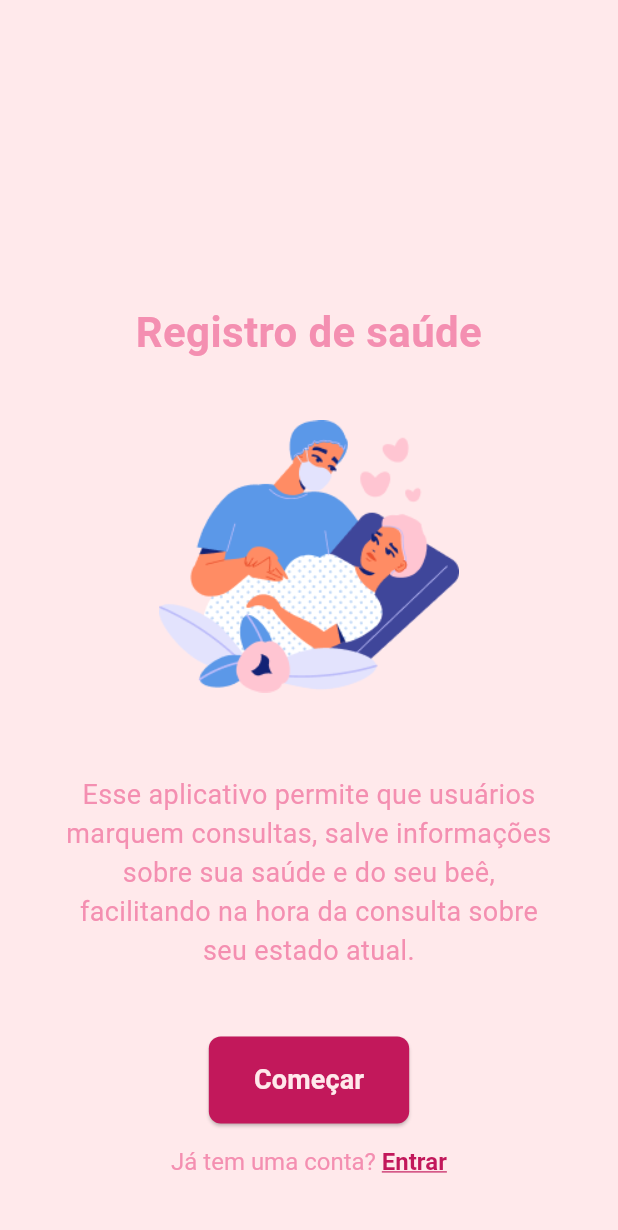
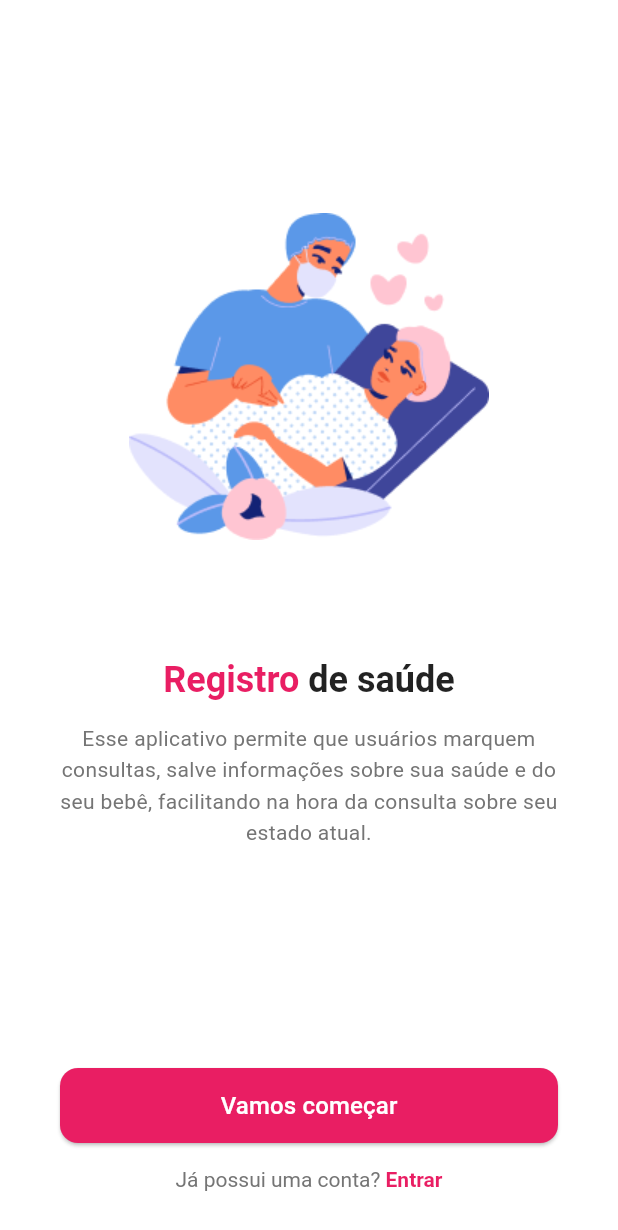
Before and after one commit to leticiare/bloom, a Flutter app: the screen it shows after launch, swiped to page 5, on a phone screen of 412 x 824 dp. Shown: the top 1230 px of the screen. Run offline on Flutter 3.47's test engine with Material 3 defaults, Android fonts, the phone set to English and light mode, and no system bars; our stand-ins replace shared_preferences.

Commit message:
feat: implementação da tela de onboarding com estrutura de dados e navegação

```diff
--- a/bloom-app/lib/src/modules/onboarding/onboarding_screen.dart
+++ b/bloom-app/lib/src/modules/onboarding/onboarding_screen.dart
@@ -1,11 +1,68 @@
+import 'package:flutter/gestures.dart';
 import 'package:flutter/material.dart';
-import 'package:flutter/gestures.dart';
 import 'package:shared_preferences/shared_preferences.dart';
 import 'package:app/src/modules/auth/login/login_screen.dart';
-import 'package:app/src/core/theme/app_colors.dart';
-import 'package:app/src/shared/widgets/primary_button.dart';
 import 'package:app/src/modules/auth/create_account/persona_screen.dart';
 
+// --- ESTRUTURA DE DADOS ---
+// Modelo para armazenar as informações de cada página do onboarding.
+// Isso ajuda a manter o código organizado, separando os dados da interface.
+class OnboardingPageModel {
+  final String imagePath; // Caminho para a ilustração da página
+  final String title; // O título principal
+  final String description; // O texto descritivo
+  final String
+  wordToHighlight; // A palavra no título que será destacada em rosa
+
+  OnboardingPageModel({
+    required this.imagePath,
+    required this.title,
+    required this.description,
+    required this.wordToHighlight,
+  });
+}
+
+// --- CONTEÚDO DAS PÁGINAS ---
+// Lista contendo os dados de todas as páginas que serão exibidas no carrossel.
+final List<OnboardingPageModel> onboardingPages = [
+  OnboardingPageModel(
+    imagePath: 'assets/images/onb1.png',
+    title: 'Bem-vindo(a)!', // Título ajustado para corresponder ao protótipo
+    description:
+        'Bem vindo(a) à Bloom, seu parceiro na jornada da sua gravidez.',
+    wordToHighlight: '', // Não há destaque de palavra na primeira página
+  ),
+  OnboardingPageModel(
+    imagePath: 'assets/images/onb2.png',
+    title: 'Acompanhamento por profissionais',
+    description:
+        'Esse aplicativo vai proporcionar o apoio dos seus profissionais favoritos para te ajudar a monitorar o progresso da sua gravidez e pós parto, incluindo registro de consultas, vacinas e procedimentos realizados e não realizados.',
+    wordToHighlight: 'profissionais',
+  ),
+  OnboardingPageModel(
+    imagePath: 'assets/images/onb3.png',
+    title: 'Recursos educacionais',
+    description:
+        'Esse app vai prover de recursos educacionais como fóruns e artigos de profissionais para ajudar usuários a aprender sobre a saúde materna, incluindo artigos e fóruns.',
+    wordToHighlight: 'educacionais',
+  ),
+  OnboardingPageModel(
+    imagePath: 'assets/images/onb4.png',
+    title: 'Suporte da comunidade',
+    description:
+        'Esse aplicativo possui um suporte da comunidade para ajudar usuários a conectar-se com profissionais da área da saúde a compartilhar informações, responder perguntas e receber suporte.',
+    wordToHighlight: 'comunidade',
+  ),
+  OnboardingPageModel(
+    imagePath: 'assets/images/onb5.png',
+    title: 'Registro de saúde',
+    description:
+        'Esse aplicativo permite que usuários marquem consultas, salve informações sobre sua saúde e do seu bebê, facilitando na hora da consulta sobre seu estado atual.',
+    wordToHighlight: 'Registro',
+  ),
+];
+
+// --- TELA PRINCIPAL DO ONBOARDING ---
 class OnboardingScreen extends StatefulWidget {
   const OnboardingScreen({super.key});
 
@@ -13,185 +70,182 @@ class OnboardingScreen extends StatefulWidget {
   State<OnboardingScreen> createState() => _OnboardingScreenState();
 }
 
-class _OnboardingScreenState extends State<OnboardingScreen>
-    with SingleTickerProviderStateMixin {
-  late final PageController _pageController;
-  late final AnimationController _animationController;
-  int _currentPageIndex = 0;
+class _OnboardingScreenState extends State<OnboardingScreen> {
+  // Controlador para o PageView, permite navegar entre as páginas programaticamente.
+  final PageController _pageController = PageController();
+  // Variável que armazena o índice da página atual.
+  int _currentPage = 0;
 
+  // Método chamado quando o widget é removido da árvore de widgets.
+  // É importante fazer o 'dispose' dos controladores para liberar memória.
   @override
-  void initState() {
-    super.initState();
-    _pageController = PageController();
-    _animationController = AnimationController(
-      duration: const Duration(milliseconds: 800),
-      vsync: this,
-    )..repeat(reverse: true);
+  void dispose() {
+    _pageController.dispose();
+    super.dispose();
+  }
 
-    _pageController.addListener(() {
+  // Função chamada sempre que o usuário desliza para uma nova página.
+  void _onPageChanged(int page) {
     setState(() {
-        _currentPageIndex = _pageController.page!.round();
-      });
+      _currentPage = page;
     });
   }
 
-  @override
-  void dispose() {
-    _pageController.dispose();
-    _animationController.dispose();
-    super.dispose();
+  // --- MÉTODOS DE NAVEGAÇÃO ---
+  // Navega para a tela de criação de conta (PersonaScreen).
+  // Também marca o onboarding como concluído no SharedPreferences.
+  Future<void> _navigateToPersona() async {
+    final prefs = await SharedPreferences.getInstance();
+    await prefs.setBool('onboarding_completed', true);
+    if (mounted) {
+      // Verifica se o widget ainda está na tela antes de navegar
+      Navigator.of(context).pushReplacement(
+        MaterialPageRoute(builder: (context) => const PersonaScreen()),
+      );
+    }
   }
 
-  // O método build será implementado no próximo passo
+  // Navega para a tela de login (LoginScreen).
+  Future<void> _navigateToLogin() async {
+    final prefs = await SharedPreferences.getInstance();
+    await prefs.setBool('onboarding_completed', true);
+    if (mounted) {
+      Navigator.of(context).pushReplacement(
+        MaterialPageRoute(builder: (context) => const LoginScreen()),
+      );
+    }
+  }
+
+  // --- CONSTRUÇÃO DA INTERFACE (UI) ---
   @override
   Widget build(BuildContext context) {
-    // A sua lista de telas de onboarding
-    final List<Widget> pages = [
-      // ... (suas 5 telas _OnboardingPage com imagePath, title, etc) ...
-      // Exemplo:
-      _OnboardingPage(
-        imagePath: 'assets/images/onb1.png',
-        title: 'Bem-vinda ao Bloom!',
-        description:
-            'Bem vindo(a) à Bloom, seu parceiro na jornada da sua gravidez. ',
-        backgroundColor: AppColors.lightPink,
-        textColor: AppColors.mediumPink,
-      ),
-      _OnboardingPage(
-        imagePath: 'assets/images/onb2.png',
-        title: 'Acompanhamento por profissionais',
-        description:
-            'Esse aplicativo vai proporcionar o apoio dos seus profssionais favoritos para te ajudar a monitorar o progresso da sua gravidez e pós parto, incluindo registro de consultas, vacinas e procedimentos realizados e não realizados.',
-        backgroundColor: AppColors.mediumPink,
-        textColor: AppColors.lightPink,
-      ),
-      _OnboardingPage(
-        imagePath: 'assets/images/onb3.png',
-        title: 'Recursos educacionais',
-        description:
-            'Esse app vai prover de recursos educacionais como forúns e artigos de profissionais para ajudar usuários a aprender sobre a saúde materna, incluindo artigos e forúns.',
-        backgroundColor: AppColors.lightPink,
-        textColor: AppColors.mediumPink,
-      ),
-      _OnboardingPage(
-        imagePath: 'assets/images/onb4.png',
-        title: 'Suporte da comunidade',
-        description:
-            'Esse aplicativo possui um suporte da comunidade para ajudar usuários a conectar-se com profissionais da área da saúde a compartilhar informações, responder perguntas e receber suporte.',
-        backgroundColor: AppColors.mediumPink,
-        textColor: AppColors.lightPink,
-      ),
-      _OnboardingPage(
-        imagePath: 'assets/images/onb5.png',
-        title: 'Registro de saúde',
-        description:
-            'Esse aplicativo permite que usuários marquem consultas, salve informações sobre sua saúde e do seu beê, facilitando na hora da consulta sobre seu estado atual.',
-        backgroundColor: AppColors.lightPink,
-        textColor: AppColors.mediumPink,
-      ),
-      // ... As outras 3 telas
-    ];
-
-    final bool _isLastPage = _currentPageIndex == pages.length - 1;
+    // Verifica se a página atual é a última.
+    final isLastPage = _currentPage == onboardingPages.length - 1;
 
     return Scaffold(
-      body: Stack(
+      backgroundColor: Colors.white,
+      body: SafeArea(
+        // O layout principal é uma coluna.
+        child: Column(
           children: [
-          // O carrossel de páginas
-          PageView(controller: _pageController, children: pages),
-
-          // Animação de arrastar: aparece SOMENTE na primeira tela
-          if (_currentPageIndex == 0)
-            Positioned(
-              bottom: 120, // Posição abaixo do meio da tela
-              right: 40,
-              child: FadeTransition(
-                opacity: _animationController,
-                child: SlideTransition(
-                  position:
-                      Tween<Offset>(
-                        begin: Offset.zero,
-                        end: const Offset(
-                          0.3,
-                          0,
-                        ), // Move o ícone para a direita
-                      ).animate(
-                        CurvedAnimation(
-                          parent: _animationController,
-                          curve: Curves.easeIn,
-                        ),
-                      ),
-                  child: Icon(
-                    Icons.arrow_forward_ios,
-                    size: 40,
-                    color: Colors.white.withOpacity(0.8),
-                  ),
-                ),
+            // O PageView ocupa todo o espaço disponível.
+            Expanded(
+              child: PageView.builder(
+                controller: _pageController,
+                onPageChanged: _onPageChanged,
+                itemCount: onboardingPages.length,
+                itemBuilder: (context, index) {
+                  final page = onboardingPages[index];
+                  // Constrói o conteúdo de cada página.
+                  return _buildOnboardingPage(page);
+                },
               ),
             ),
 
-          // O botão: aparece SOMENTE na última tela
-          if (_isLastPage)
-            Positioned(
-              bottom: 40,
-              left: 0,
-              right: 0,
-              child: Padding(
-                padding: const EdgeInsets.symmetric(horizontal: 40.0),
+            // O rodapé muda: se for a última página, mostra os botões de ação.
+            // Senão, mostra a navegação padrão (Pular, bolinhas, Próximo).
+            isLastPage ? _buildLastPageFooter() : _buildNavigationFooter(),
+          ],
+        ),
+      ),
+    );
+  }
+
+  // --- WIDGETS AUXILIARES (COMPONENTES) ---
+
+  // Constrói o rodapé para a ÚLTIMA página.
+  Widget _buildLastPageFooter() {
+    return Padding(
+      padding: const EdgeInsets.symmetric(horizontal: 40, vertical: 20),
       child: Column(
+        mainAxisSize: MainAxisSize.min,
         children: [
-                    // Botão para ir para a tela de Cadastro
-                    PrimaryButton(
-                      text: 'Começar',
-                      onPressed: () async {
-                        final prefs = await SharedPreferences.getInstance();
-                        await prefs.setBool('onboarding_completed', true);
-
-                        Navigator.of(context).pushReplacement(
-                          MaterialPageRoute(
-                            builder: (context) => const PersonaScreen(),
-                          ), // Redireciona para o cadastro
-                        );
-                      },
+          // Botão principal para iniciar o cadastro.
+          ElevatedButton(
+            onPressed: _navigateToPersona,
+            style: ElevatedButton.styleFrom(
+              backgroundColor: const Color(0xFFE91E63),
+              minimumSize: const Size(double.infinity, 50),
+              shape: RoundedRectangleBorder(
+                borderRadius: BorderRadius.circular(12),
+              ),
+            ),
+            child: const Text(
+              'Vamos começar',
+              style: TextStyle(fontSize: 16, color: Colors.white),
+            ),
           ),
           const SizedBox(height: 16),
-                    // Texto com link clicável
+          // Texto com um link clicável para a tela de login.
           RichText(
             text: TextSpan(
-                        text: 'Já tem uma conta? ',
-                        style: TextStyle(
-                          color: AppColors.mediumPink,
-                          fontSize: 16,
-                        ),
+              text: 'Já possui uma conta? ',
+              style: TextStyle(color: Colors.grey.shade600, fontSize: 14),
               children: [
                 TextSpan(
                   text: 'Entrar',
                   style: const TextStyle(
-                              color: AppColors.depperPink,
+                    color: Color(0xFFE91E63),
                     fontWeight: FontWeight.bold,
-                              decoration: TextDecoration
-                                  .underline, // Adiciona sublinhado
                   ),
-                            recognizer: TapGestureRecognizer()
-                              ..onTap = () async {
-                                final prefs =
-                                    await SharedPreferences.getInstance();
-                                await prefs.setBool(
-                                  'onboarding_completed',
-                                  true,
-                                );
-
-                                Navigator.of(context).pushReplacement(
-                                  MaterialPageRoute(
-                                    builder: (context) => const LoginScreen(),
-                                  ),
-                                );
-                              },
+                  // O TapGestureRecognizer torna o TextSpan clicável.
+                  recognizer: TapGestureRecognizer()..onTap = _navigateToLogin,
                 ),
               ],
             ),
           ),
+          const SizedBox(height: 10),
         ],
+      ),
+    );
+  }
+
+  // Constrói o rodapé de navegação para as páginas 1 a 4.
+  Widget _buildNavigationFooter() {
+    return Padding(
+      padding: const EdgeInsets.fromLTRB(24, 0, 24, 24),
+      child: Row(
+        mainAxisAlignment: MainAxisAlignment.spaceBetween,
+        children: [
+          // Botão para pular o onboarding.
+          TextButton(
+            onPressed: _navigateToPersona,
+            child: const Text('PULAR', style: TextStyle(color: Colors.grey)),
+          ),
+
+          // Indicadores de página (as bolinhas).
+          Row(
+            children: List.generate(onboardingPages.length, (index) {
+              return AnimatedContainer(
+                duration: const Duration(milliseconds: 300),
+                margin: const EdgeInsets.symmetric(horizontal: 4),
+                height: 8,
+                width: _currentPage == index
+                    ? 24
+                    : 8, // A bolinha atual é mais larga
+                decoration: BoxDecoration(
+                  color: _currentPage == index
+                      ? const Color(0xFFE91E63) // Cor da bolinha ativa
+                      : Colors.grey.shade300, // Cor da bolinha inativa
+                  borderRadius: BorderRadius.circular(12),
+                ),
+              );
+            }),
+          ),
+
+          // Botão para avançar para a próxima página.
+          TextButton(
+            onPressed: () {
+              _pageController.nextPage(
+                duration: const Duration(milliseconds: 400),
+                curve: Curves.easeInOut,
+              );
+            },
+            child: const Text(
+              'PRÓXIMO',
+              style: TextStyle(
+                color: Color(0xFFE91E63),
+                fontWeight: FontWeight.bold,
               ),
             ),
           ),
@@ -199,68 +253,116 @@ class _OnboardingScreenState extends State<OnboardingScreen>
       ),
     );
   }
+
+  // Decide qual layout de página construir (a primeira é diferente das outras).
+  Widget _buildOnboardingPage(OnboardingPageModel page) {
+    if (onboardingPages.indexOf(page) == 0) {
+      return _buildFirstPage(page);
+    }
+    return _buildStandardPage(page);
   }
 
-// Widget auxiliar para cada página do carrossel
-class _OnboardingPage extends StatelessWidget {
-  final String imagePath;
-  final String title;
-  final String description;
-  final Color backgroundColor;
-  final Color textColor;
-
-  const _OnboardingPage({
-    required this.imagePath,
-    required this.title,
-    required this.description,
-    required this.backgroundColor,
-    required this.textColor,
-  });
-
-  @override
-  Widget build(BuildContext context) {
-    return Container(
-      color: backgroundColor,
-      child: Center(
+  // Constrói o layout da PRIMEIRA página.
+  Widget _buildFirstPage(OnboardingPageModel page) {
+    return Padding(
+      padding: const EdgeInsets.symmetric(horizontal: 40),
       child: Column(
         mainAxisAlignment: MainAxisAlignment.center,
         children: [
-            const SizedBox(height: 24),
-            SizedBox(
-              width: 250, // Defina a largura máxima que o texto pode ter
-              child: Text(
-                title,
-                style: TextStyle(
-                  fontSize: 28,
+          // IMAGEM DO LOGO DA BLOOM
+          Image.asset('assets/images/bloom_logo.png', height: 90),
+          const SizedBox(height: 30),
+
+          // IMAGEM DO ONBOARDING 1, ABAIXO DO LOGO
+          Image.asset(page.imagePath, height: 250),
+          const SizedBox(height: 40),
+
+          // TÍTULO E DESCRIÇÃO
+          Text(
+            page.title,
+            textAlign: TextAlign.center,
+            style: const TextStyle(
+              fontSize: 24,
               fontWeight: FontWeight.bold,
-                  color: textColor,
-                ),
-                textAlign: TextAlign.center,
+              color: Colors.black87,
             ),
           ),
-            Padding(
-              padding: const EdgeInsets.symmetric(vertical: 30.0),
-              child: Image.asset(
-                imagePath, // Usamos Image.asset com o caminho fornecido
-                width: 200, // Defina a largura desejada para a imagem
-                height: 200, // Defina a altura desejada para a imagem
-                fit:
-                    BoxFit.contain, // Ajuste como a imagem se encaixa no espaço
-              ),
-            ),
-
-            const SizedBox(height: 16),
-            Padding(
-              padding: const EdgeInsets.symmetric(horizontal: 40.0),
-              child: Text(
-                description,
-                style: TextStyle(fontSize: 18, color: textColor),
+          const SizedBox(height: 15),
+          Text(
+            page.description,
             textAlign: TextAlign.center,
+            style: TextStyle(
+              fontSize: 16,
+              color: Colors.grey.shade600,
+              height: 1.5,
             ),
           ),
         ],
       ),
+    );
+  }
+
+  // Constrói o layout PADRÃO para as páginas 2 a 5.
+  Widget _buildStandardPage(OnboardingPageModel page) {
+    return Padding(
+      padding: const EdgeInsets.symmetric(horizontal: 40),
+      child: Column(
+        mainAxisAlignment: MainAxisAlignment.center,
+        children: [
+          Image.asset(page.imagePath, height: 250),
+          const SizedBox(height: 60),
+          // Usa RichText para poder colorir uma parte do texto.
+          RichText(
+            textAlign: TextAlign.center,
+            text: TextSpan(
+              style: const TextStyle(
+                fontSize: 24,
+                fontWeight: FontWeight.bold,
+                color: Colors.black87,
+                height: 1.3,
+              ),
+              children: _buildTitleSpans(page.title, page.wordToHighlight),
+            ),
+          ),
+          const SizedBox(height: 15),
+          Text(
+            page.description,
+            textAlign: TextAlign.center,
+            style: TextStyle(
+              fontSize: 14,
+              color: Colors.grey.shade600,
+              height: 1.5,
+            ),
+          ),
+        ],
       ),
     );
   }
+
+  // Função que divide o título e colore a palavra de destaque.
+  List<TextSpan> _buildTitleSpans(String fullTitle, String wordToHighlight) {
+    // Se não houver palavra para destacar, retorna o título normal.
+    if (wordToHighlight.isEmpty) {
+      return [TextSpan(text: fullTitle)];
     }
+
+    final spans = <TextSpan>[];
+    final parts = fullTitle.split(wordToHighlight);
+
+    if (parts.length > 1) {
+      spans.add(TextSpan(text: parts[0])); // Parte antes da palavra
+      spans.add(
+        TextSpan(
+          text: wordToHighlight, // A palavra destacada
+          style: const TextStyle(color: Color(0xFFE91E63)), // com a cor rosa
+        ),
+      );
+      spans.add(TextSpan(text: parts[1])); // Parte depois da palavra
+    } else {
+      // Se a palavra não for encontrada, exibe o título normal.
+      spans.add(TextSpan(text: fullTitle));
+    }
+
+    return spans;
+  }
+}
```
Also changed, not shown: bloom-app/assets/images/bloom_logo.png (added). Lines whose indentation alone changed are shown as unchanged.
